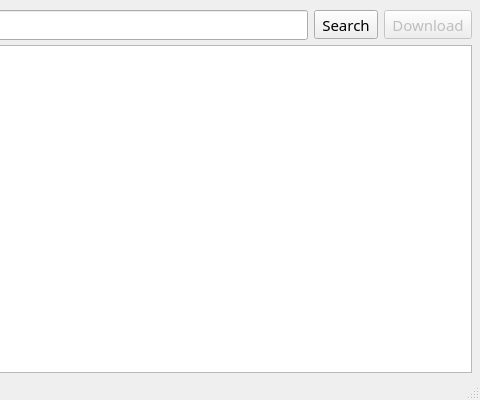
taseikyo/PyQt5-Apps, file lossless-music-box/lossless-music-box/mwin.ui: the form before one commit; both pictures show x 240 to 720 and y 0 to 400 of the 720 by 400 pixel window.
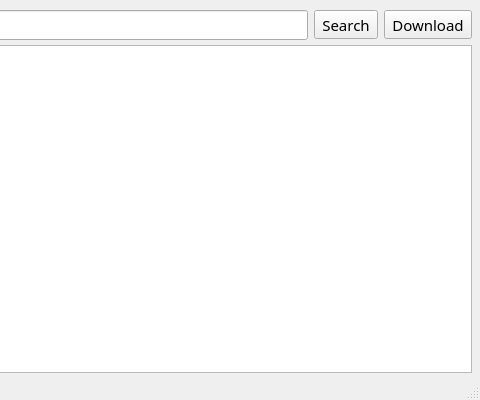
The form after the commit. Icons and pictures are not drawn.

The edit to the form file:
```diff
--- a/lossless-music-box/lossless-music-box/mwin.ui
+++ b/lossless-music-box/lossless-music-box/mwin.ui
@@ -107,7 +107,7 @@
       <item>
        <widget class="QToolButton" name="downloadBtn">
         <property name="enabled">
-         <bool>false</bool>
+         <bool>true</bool>
         </property>
         <property name="cursor">
          <cursorShape>PointingHandCursor</cursorShape>
```
Left out of the diff: 14 changed lines with no effect on the pictures.
